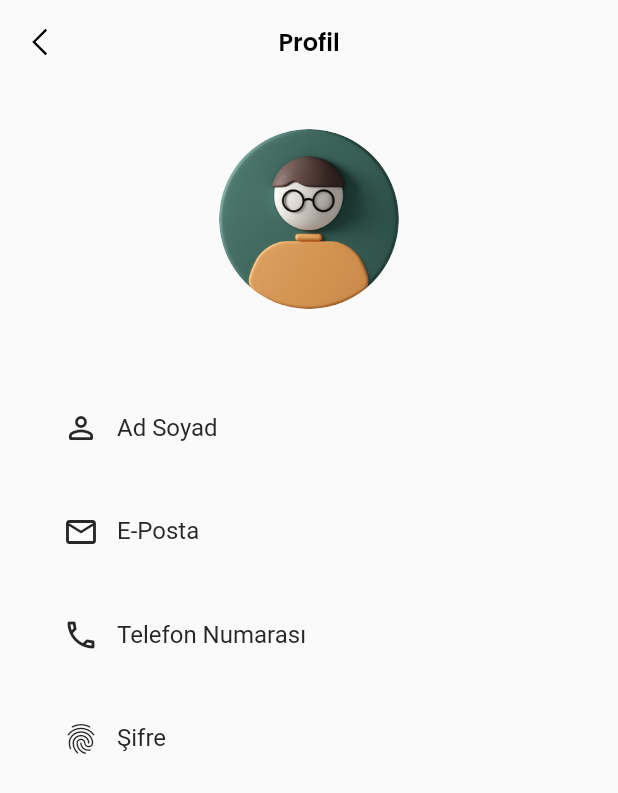
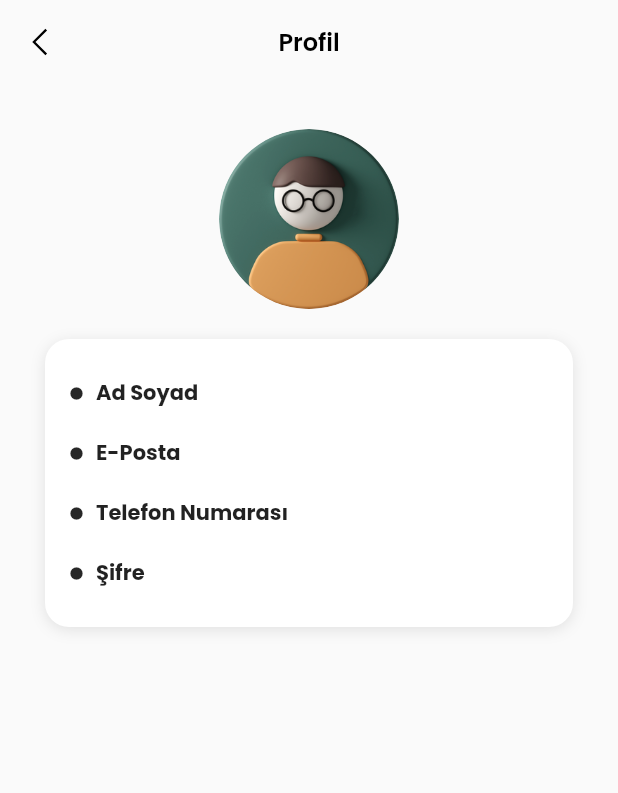
Before and after one commit to yakupgunes/tasks, a Flutter app: the UpdateProfileScreen screen opened directly, on a phone screen of 412 x 824 dp. Shown: the top 793 px of the screen. Run offline on Flutter 3.47's test engine with Material 2 defaults, Android fonts, the phone set to English and light mode, and no system bars; our stand-ins replace cloud_firestore, firebase_auth, firebase_core, flutter_otp_text_field, get, google_fonts and 2 more; accounts and stored records are empty.

Commit message:
profile page ui

```diff
--- a/lib/src/features/core/screens/profile/profile_screen.dart
+++ b/lib/src/features/core/screens/profile/profile_screen.dart
@@ -1,5 +1,3 @@
-// ignore_for_file: deprecated_member_use
-
 import 'package:flutter/material.dart';
 import 'package:get/get.dart';
 import 'package:kolaypara/src/constants/sizes.dart';
@@ -11,7 +9,8 @@ import '../../../authentication/models/user_model.dart';
 import 'widgets/profile_screen_form_widget.dart';
 
 class UpdateProfileScreen extends StatelessWidget {
-  const UpdateProfileScreen({super.key});
+  // ignore: use_key_in_widget_constructors
+  const UpdateProfileScreen({Key? key});
 
   @override
   Widget build(BuildContext context) {
@@ -25,50 +24,38 @@ class UpdateProfileScreen extends StatelessWidget {
           leading: IconButton(
             onPressed: () => Get.back(),
             icon: const Icon(LineAwesomeIcons.angle_left),
-              color: Colors.black),
-          title: Text(tProfile, style: Theme.of(context).textTheme.headline4),
+            color: Colors.black,
+          ),
+          title: Text(
+            tProfile,
+            style: Theme.of(context).textTheme.headlineMedium,
+          ),
         ),
         body: SingleChildScrollView(
           child: Container(
             padding: const EdgeInsets.all(tDefaultSize),
-
-            /// -- Future Builder to load cloud data
             child: FutureBuilder(
               future: controller.getUserData(),
               builder: (context, snapshot) {
                 if (snapshot.connectionState == ConnectionState.done) {
                   if (snapshot.hasData) {
                     UserModel userData = snapshot.data as UserModel;
-
-                    ///Controllers
-                    //final id = TextEditingController(text: userData.id);
-                    final email = TextEditingController(text: userData.email);
-                    final password =
-                        TextEditingController(text: userData.password);
-                    final fullName =
-                        TextEditingController(text: userData.fullName);
-                    final phoneNo =
-                        TextEditingController(text: userData.phoneNo);
                     return Column(
-                      children: [
-                        Stack(
+                      crossAxisAlignment: CrossAxisAlignment.center,
                       children: [
                         SizedBox(
                           width: 120,
                           height: 120,
                           child: ClipRRect(
-                                  borderRadius: BorderRadius.circular(100),
-                                  child: const Image(
-                                      image: AssetImage(tProfileImage))),
+                            borderRadius: BorderRadius.circular(60),
+                            child: Image.asset(
+                              tProfileImage,
+                              fit: BoxFit.cover,
                             ),
-                          ],
                           ),
-                        const SizedBox(height: 50),
-                        ProfileScreenFormWidget(
-                            fullName: fullName,
-                            email: email,
-                            phoneNo: phoneNo,
-                            password: password),
+                        ),
+                        const SizedBox(height: 20),
+                        ProfileScreenFormWidget(userData: userData),
                       ],
                     );
                   } else if (snapshot.hasError) {
--- a/lib/src/features/core/screens/profile/widgets/profile_screen_form_widget.dart
+++ b/lib/src/features/core/screens/profile/widgets/profile_screen_form_widget.dart
@@ -1,142 +1,72 @@
 import 'package:flutter/material.dart';
+import 'package:kolaypara/src/features/authentication/models/user_model.dart';
 import '../../../../../constants/colors.dart';
-import '../../../../../constants/sizes.dart';
 import '../../../../../constants/text_strings.dart';
 
 class ProfileScreenFormWidget extends StatelessWidget {
-  const ProfileScreenFormWidget({
-    super.key,
-    required this.fullName,
-    required this.email,
-    required this.phoneNo,
-    required this.password,
-  });
+  const ProfileScreenFormWidget({Key? key, required this.userData})
+      : super(key: key);
 
-  final TextEditingController fullName;
-  final TextEditingController email;
-  final TextEditingController phoneNo;
-  final TextEditingController password;
+  final UserModel userData;
 
   @override
   Widget build(BuildContext context) {
-    return Form(
+    return Container(
+      padding: const EdgeInsets.all(16),
+      decoration: BoxDecoration(
+        color: Colors.white,
+        borderRadius: BorderRadius.circular(16),
+        boxShadow: [
+          BoxShadow(
+            color: Colors.black.withOpacity(0.1),
+            blurRadius: 8,
+            offset: const Offset(0, 2),
+          ),
+        ],
+      ),
       child: Column(
+        crossAxisAlignment: CrossAxisAlignment.stretch,
         children: [
-          TextFormField(
-            enabled: false,
-            controller: fullName,
-            //initialValue: userData.fullName,
-            decoration: InputDecoration(
-              focusColor: Colors.red,
-              label: const Text(tFullName),
-              border: OutlineInputBorder(
-                borderSide: BorderSide.none,
-                borderRadius: BorderRadius.circular(100),
-              ),
-              prefixIcon: const Icon(
-                Icons.person_outline_rounded,
-                color: tSecondaryColor,
-              ),
-              labelStyle: const TextStyle(color: tSecondaryColor),
-              focusedBorder: OutlineInputBorder(
-                borderRadius: BorderRadius.circular(100),
-                borderSide: const BorderSide(width: 2, color: tSecondaryColor),
+          buildProfileInfoRow(tFullName, userData.fullName),
+          buildProfileInfoRow(tEmail, userData.email),
+          buildProfileInfoRow(tPhoneNumber, userData.phoneNo),
+          buildProfileInfoRow(tPassword, userData.password),
+        ],
+      ),
+    );
+  }
+
+  Widget buildProfileInfoRow(String label, String value) {
+    return Padding(
+      padding: const EdgeInsets.symmetric(vertical: 8),
+      child: Row(
+        children: [
+          const Icon(
+            Icons.circle_rounded,
+            size: 10,
+            color: tSecondaryColor,
+          ),
+          const SizedBox(width: 8),
+          Expanded(
+            child: Text(
+              label,
+              style: const TextStyle(
+                color: Colors.black87,
+                fontSize: 14,
+                fontWeight: FontWeight.bold,
               ),
             ),
           ),
-          const SizedBox(height: tFormHeight - 20),
-          TextFormField(
-            enabled: false,
-            controller: email,
-            //initialValue: userData.email,
-            keyboardType: TextInputType.emailAddress,
-            decoration: InputDecoration(
-              label: const Text(tEmail),
-              border: OutlineInputBorder(
-                borderSide: BorderSide.none,
-                borderRadius: BorderRadius.circular(100),
-              ),
-              prefixIcon: const Icon(
-                Icons.email_outlined,
-                color: tSecondaryColor,
-              ),
-              labelStyle: const TextStyle(color: tSecondaryColor),
-              focusedBorder: OutlineInputBorder(
-                borderRadius: BorderRadius.circular(100),
-                borderSide: const BorderSide(width: 2, color: tSecondaryColor),
+          const SizedBox(width: 8),
+          Expanded(
+            child: Text(
+              value,
+              style: const TextStyle(
+                color: Colors.black87,
+                fontSize: 16,
               ),
             ),
           ),
-          const SizedBox(height: tFormHeight - 20),
-          TextFormField(
-            enabled: false,
-            controller: phoneNo,
-            //initialValue: userData.phoneNo,
-            keyboardType: TextInputType.number,
-            decoration: InputDecoration(
-              label: const Text(tPhoneNumber),
-              border: OutlineInputBorder(
-                borderSide: BorderSide.none,
-                borderRadius: BorderRadius.circular(100),
-              ),
-              prefixIcon: const Icon(
-                Icons.phone_outlined,
-                color: tSecondaryColor,
-              ),
-              labelStyle: const TextStyle(color: tSecondaryColor),
-              focusedBorder: OutlineInputBorder(
-                borderRadius: BorderRadius.circular(100),
-                borderSide: const BorderSide(width: 2, color: tSecondaryColor),
-              ),
-            ),
-          ),
-          const SizedBox(height: tFormHeight - 20),
-          TextFormField(
-            enabled: false,
-            controller: password,
-            //initialValue: userData.password,
-            decoration: InputDecoration(
-              label: const Text(tPassword),
-              border: OutlineInputBorder(
-                borderSide: BorderSide.none,
-                borderRadius: BorderRadius.circular(100),
-              ),
-              prefixIcon: const Icon(
-                Icons.fingerprint,
-                color: tSecondaryColor,
-              ),
-              labelStyle: const TextStyle(color: tSecondaryColor),
-              focusedBorder: OutlineInputBorder(
-                borderRadius: BorderRadius.circular(100),
-                borderSide: const BorderSide(width: 2, color: tSecondaryColor),
-              ),
-            ),
-          ),
-          const SizedBox(height: tFormHeight),
-
-          /*///Form Submit Button
-          SizedBox(
-            width: double.infinity,
-            child: ElevatedButton(
-              onPressed: () async {
-                final userData = UserModel(
-                  id: id.text,
-                  email: email.text.trim(),
-                  password: password.text.trim(),
-                  fullName: fullName.text.trim(),
-                  phoneNo: phoneNo.text.trim(),
-                );
-
-                await controller.updateRecord(userData);
-              },
-              style: ElevatedButton.styleFrom(
-                  backgroundColor: tPrimaryColor,
-                  side: BorderSide.none,
-                  shape: const StadiumBorder()),
-              child: const Text(tEditProfile,
-                  style: TextStyle(color: tDarkColor)),
-            ),
-          ),*/
         ],
       ),
     );
```
Also changed, not shown: 1 other file. Lines whose indentation alone changed are shown as unchanged.
